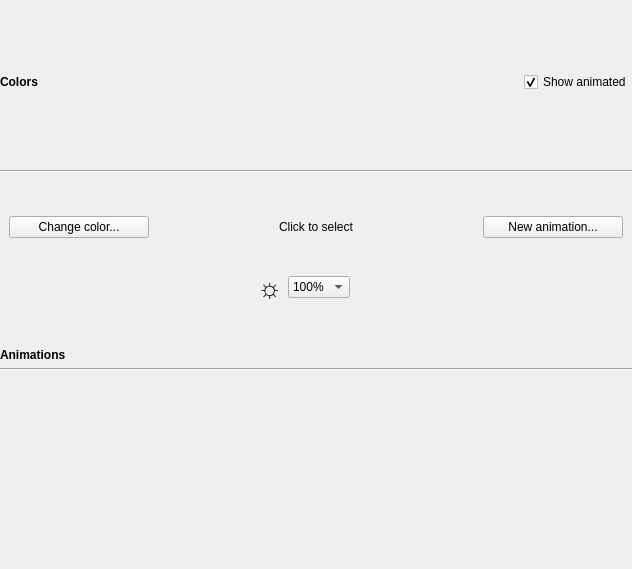
Qt form src/gui/kblightwidget.ui (ckb-next/ckb-next) before a commit.
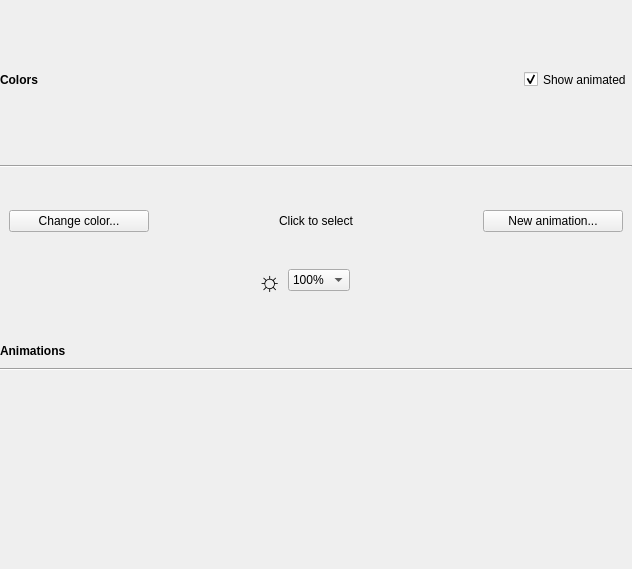
The same form after that commit. Custom widgets are drawn as their Qt base class.

Commit message: Enforce 23px minimum heading size

What changed in the file:
```diff
--- a/src/gui/kblightwidget.ui
+++ b/src/gui/kblightwidget.ui
@@ -232,6 +232,12 @@
        <verstretch>0</verstretch>
       </sizepolicy>
      </property>
+     <property name="minimumSize">
+      <size>
+       <width>0</width>
+       <height>23</height>
+      </size>
+     </property>
      <property name="font">
       <font>
        <weight>75</weight>
```
The commit also changes 3 other files.
